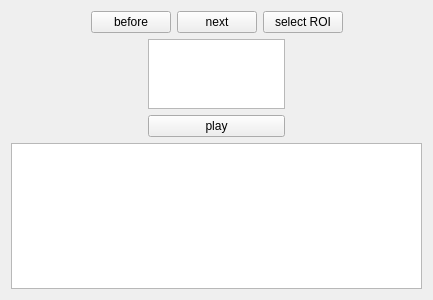
aschuman/CoBaB, file core/ui/ViewerPageWidget.ui: the form before one commit.
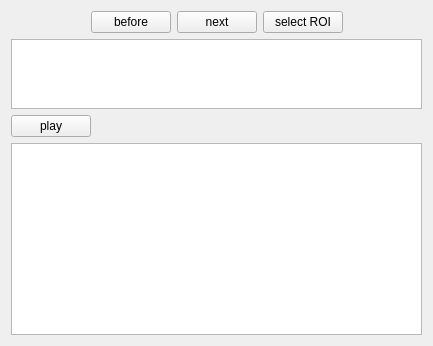
The form after the commit.

```diff
--- a/core/ui/ViewerPageWidget.ui
+++ b/core/ui/ViewerPageWidget.ui
@@ -80,9 +80,13 @@
       </layout>
      </item>
      <item>
-      <layout class="QGridLayout" name="gridLayout_3">
-       <item row="0" column="1">
         <widget class="QGraphicsView" name="mGraphicsView">
+       <property name="sizePolicy">
+        <sizepolicy hsizetype="Expanding" vsizetype="Expanding">
+         <horstretch>0</horstretch>
+         <verstretch>0</verstretch>
+        </sizepolicy>
+       </property>
          <property name="contextMenuPolicy">
           <enum>Qt::DefaultContextMenu</enum>
          </property>
@@ -100,36 +104,10 @@
          </property>
         </widget>
        </item>
-       <item row="0" column="0">
-        <spacer name="horizontalSpacer">
-         <property name="orientation">
-          <enum>Qt::Horizontal</enum>
-         </property>
-         <property name="sizeHint" stdset="0">
-          <size>
-           <width>40</width>
-           <height>20</height>
-          </size>
-         </property>
-        </spacer>
-       </item>
-       <item row="0" column="2">
-        <spacer name="horizontalSpacer_2">
-         <property name="orientation">
-          <enum>Qt::Horizontal</enum>
-         </property>
-         <property name="sizeHint" stdset="0">
-          <size>
-           <width>40</width>
-           <height>20</height>
-          </size>
-         </property>
-        </spacer>
-       </item>
-       <item row="1" column="1">
+     <item>
         <widget class="QPushButton" name="mPlayOrPauseButton">
          <property name="sizePolicy">
-          <sizepolicy hsizetype="Minimum" vsizetype="Fixed">
+        <sizepolicy hsizetype="Fixed" vsizetype="Fixed">
            <horstretch>0</horstretch>
            <verstretch>0</verstretch>
           </sizepolicy>
@@ -139,10 +117,14 @@
          </property>
         </widget>
        </item>
-      </layout>
-     </item>
      <item>
       <widget class="QListView" name="mViewerListView">
+       <property name="sizePolicy">
+        <sizepolicy hsizetype="Minimum" vsizetype="Minimum">
+         <horstretch>0</horstretch>
+         <verstretch>0</verstretch>
+        </sizepolicy>
+       </property>
        <property name="flow">
         <enum>QListView::LeftToRight</enum>
        </property>
```
Lines whose indentation alone changed are shown as unchanged.
